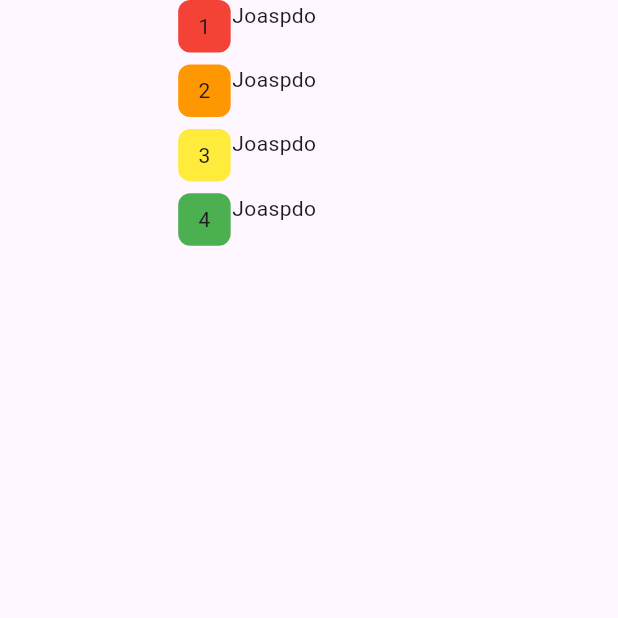
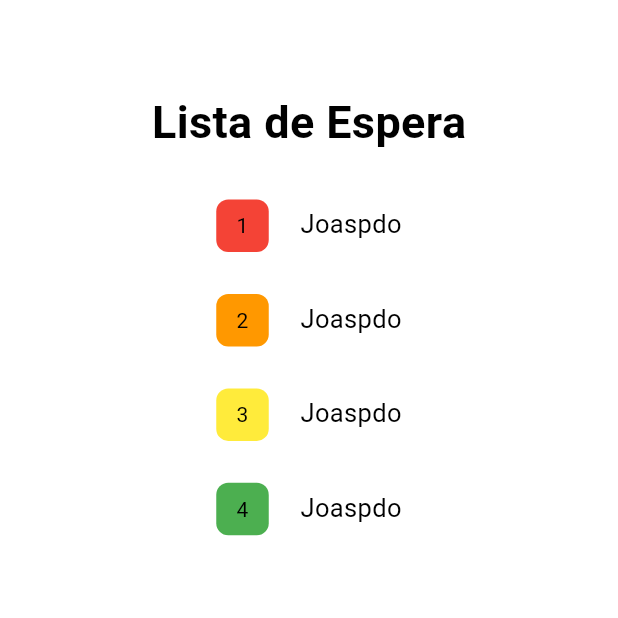
Before and after one commit to alexandrendev/app-queue, a Flutter app: the HomeAtendente screen opened by its route, on a phone screen of 412 x 824 dp, the top half of it. Run offline on Flutter 3.47's test engine with Material 3 defaults, Android fonts, the phone set to English and light mode, and no system bars.

Commit message:
feat: custom color themes

```diff
--- a/app_queue/lib/components/my_person.dart
+++ b/app_queue/lib/components/my_person.dart
@@ -10,13 +10,14 @@ class MyPerson extends StatelessWidget {
 
   @override
   Widget build(BuildContext context) {
-    return Column(
-      children: [
-        SizedBox(
-          width: 20,
+    return Center(
+      child: Text(
+        name,
+        style: TextStyle(
+          // color: Colors.white,
+          fontSize: 17,
         ),
-        Text(name),
-      ],
+      ),
     );
   }
 }
--- a/app_queue/lib/pages/home_atendente.dart
+++ b/app_queue/lib/pages/home_atendente.dart
@@ -11,13 +11,24 @@ class HomeAtendente extends StatelessWidget {
       body: Column(
           mainAxisAlignment: MainAxisAlignment.start,
           crossAxisAlignment: CrossAxisAlignment.center,
+          spacing: 30,
           children: [
+            SizedBox(
+              height: 30,
+            ),
+            Center(
+              child: Title(
+                color: Colors.black,
+                child: Text('Lista de Espera', style: TextStyle(fontSize: 30, fontWeight: FontWeight.bold)),
+              ),
+            ),
             Container(
               width: MediaQuery.of(context).size.width * 0.8,
               height: MediaQuery.of(context).size.height * 0.04,
               child: Row(
                 mainAxisAlignment: MainAxisAlignment.center,
                 crossAxisAlignment: CrossAxisAlignment.center,
+                spacing: 10,
                 children: [
                   Priority(color: Colors.red, position: 1),
                   SizedBox(
@@ -27,9 +38,7 @@ class HomeAtendente extends StatelessWidget {
                 ],
               ),
             ),
-            SizedBox(
-              height: 10,
-            ),
+
             Container(
               // decoration: BoxDecoration(color: Colors.green),
               width: MediaQuery.of(context).size.width * 0.8,
@@ -37,6 +46,7 @@ class HomeAtendente extends StatelessWidget {
               child: Row(
                 mainAxisAlignment: MainAxisAlignment.center,
                 crossAxisAlignment: CrossAxisAlignment.center,
+                spacing: 10,
                 children: [
                   Priority(color: Colors.orange, position: 2),
                   SizedBox(
@@ -46,9 +56,7 @@ class HomeAtendente extends StatelessWidget {
                 ],
               ),
             ),
-            SizedBox(
-              height: 10,
-            ),
+
             Container(
               // decoration: BoxDecoration(color: Colors.green),
               width: MediaQuery.of(context).size.width * 0.8,
@@ -56,6 +64,7 @@ class HomeAtendente extends StatelessWidget {
               child: Row(
                 mainAxisAlignment: MainAxisAlignment.center,
                 crossAxisAlignment: CrossAxisAlignment.center,
+                spacing: 10,
                 children: [
                   Priority(color: Colors.yellow, position: 3),
                   SizedBox(
@@ -65,9 +74,7 @@ class HomeAtendente extends StatelessWidget {
                 ],
               ),
             ),
-            SizedBox(
-              height: 10,
-            ),
+
             Container(
               // decoration: BoxDecoration(color: Colors.green),
               width: MediaQuery.of(context).size.width * 0.8,
@@ -75,6 +82,7 @@ class HomeAtendente extends StatelessWidget {
               child: Row(
                 mainAxisAlignment: MainAxisAlignment.center,
                 crossAxisAlignment: CrossAxisAlignment.center,
+                spacing: 10,
                 children: [
                   Priority(color: Colors.green, position: 4),
                   SizedBox(
--- a/app_queue/lib/themes/dark_theme.dart
+++ b/app_queue/lib/themes/dark_theme.dart
@@ -1,14 +1,24 @@
 import 'package:flutter/material.dart';
 
 ThemeData darkTheme = ThemeData(
-    colorScheme: ColorScheme.light(
-      brightness: Brightness.dark,
-      background: Colors.grey.shade900,
-      primary: Colors.grey.shade800,
-      secondary: Colors.grey.shade700,
-      inversePrimary: Colors.grey.shade300,
-    ),
-    textTheme: ThemeData.dark().textTheme.apply(
-          bodyColor: Colors.grey[300],
-          displayColor: Colors.black,
-        ));
+  brightness: Brightness.dark,
+  colorScheme: ColorScheme.dark(
+    surface: Colors.grey.shade900,
+    primary: Colors.red.shade400,
+    secondary: Colors.red.shade200,
+    inversePrimary: Colors.black,
+    onPrimary: Colors.black,
+    onSecondary: Colors.black,
+  ),
+  textTheme: ThemeData.dark().textTheme.apply(
+        bodyColor: Colors.white,
+      ),
+  iconTheme: IconThemeData(
+    color: Colors.red.shade200,
+  ),
+  bottomNavigationBarTheme: BottomNavigationBarThemeData(
+    selectedItemColor: Colors.red.shade400,
+    unselectedItemColor: Colors.grey.shade600,
+    backgroundColor: Colors.grey.shade900,
+  ),
+);
--- a/app_queue/lib/themes/light_theme.dart
+++ b/app_queue/lib/themes/light_theme.dart
@@ -1,13 +1,24 @@
 import 'package:flutter/material.dart';
 
 ThemeData lightTheme = ThemeData(
-    brightness: Brightness.light,
-    colorScheme: ColorScheme.light(
-        background: Colors.grey.shade300,
-        primary: Colors.grey.shade200,
-        secondary: Colors.grey.shade400,
-        inversePrimary: Colors.grey.shade900),
-    textTheme: ThemeData.light().textTheme.apply(
-          bodyColor: Colors.grey[900],
-          displayColor: Colors.black,
-        ));
+  brightness: Brightness.light,
+  colorScheme: ColorScheme.light(
+    surface: Colors.white,
+    primary: Colors.red.shade400,
+    secondary: Colors.red.shade200,
+    inversePrimary: Colors.white, // Contraste inverso para elementos escuros
+    onPrimary: Colors.white,
+    onSecondary: Colors.white,
+  ),
+  textTheme: ThemeData.light().textTheme.apply(
+        bodyColor: Colors.black,
+      ),
+  iconTheme: IconThemeData(
+    color: Colors.red.shade400,
+  ),
+  bottomNavigationBarTheme: BottomNavigationBarThemeData(
+    selectedItemColor: Colors.red.shade400,
+    unselectedItemColor: Colors.grey,
+    backgroundColor: Colors.white,
+  ),
+);
```
Also changed, not shown: app_queue/lib/main.dart (+5 -4 lines).
